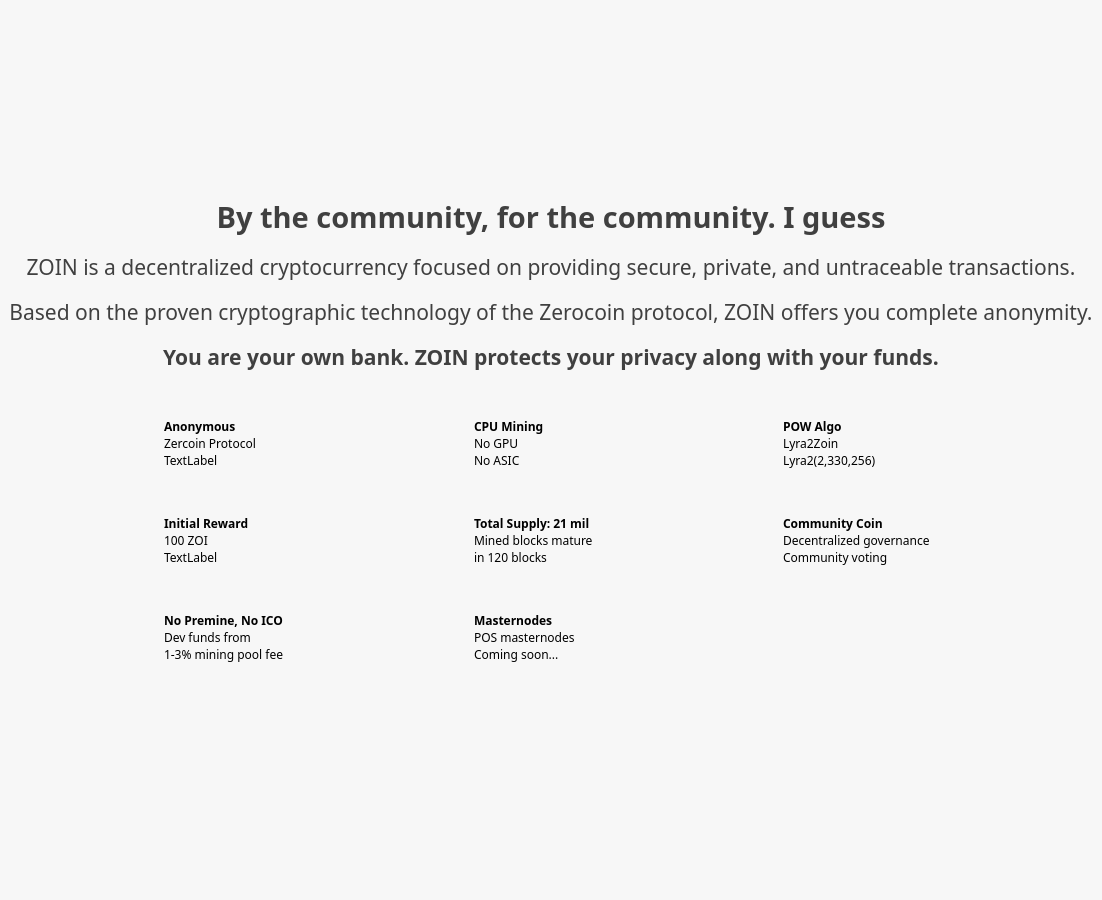
Above: src/qt/forms/learnmorepage.ui from noirofficial/noir before the change. Below: the same form after it.
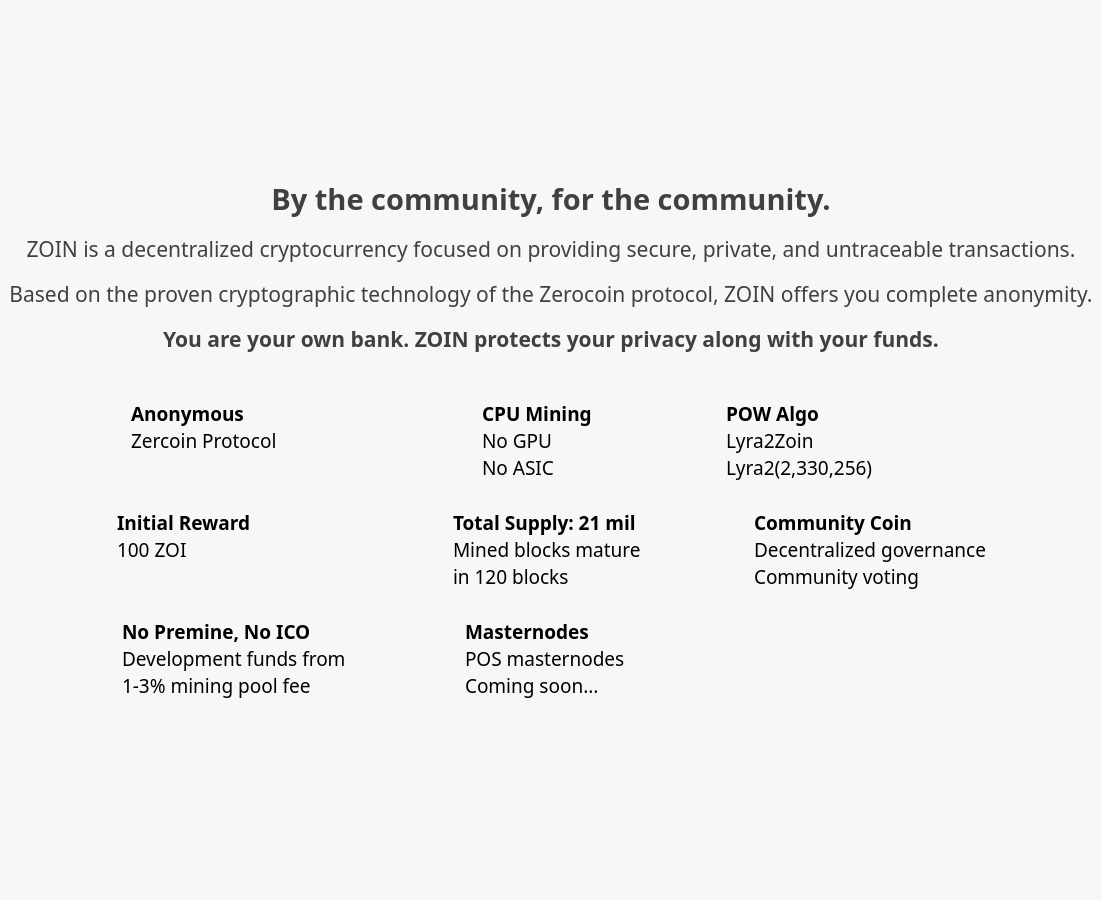
That is the form after the change. Icons and pictures are not drawn.

Diff of the .ui file:
```diff
--- a/src/qt/forms/learnmorepage.ui
+++ b/src/qt/forms/learnmorepage.ui
@@ -408,7 +408,7 @@
 background-color: rgba(255, 255, 255,0);</string>
           </property>
           <property name="text">
-           <string>By the community, for the community. I guess</string>
+           <string>By the community, for the community.</string>
           </property>
           <property name="alignment">
            <set>Qt::AlignCenter</set>
@@ -491,7 +491,7 @@
       <item>
        <layout class="QHBoxLayout" name="horizontalLayout_4">
         <property name="spacing">
-         <number>0</number>
+         <number>5</number>
         </property>
         <property name="leftMargin">
          <number>0</number>
@@ -510,6 +510,12 @@
           <property name="alignment">
            <set>Qt::AlignRight|Qt::AlignTop|Qt::AlignTrailing</set>
           </property>
+          <property name="margin">
+           <number>0</number>
+          </property>
+          <property name="indent">
+           <number>0</number>
+          </property>
          </widget>
         </item>
         <item>
@@ -518,13 +524,14 @@
            <number>0</number>
           </property>
           <property name="bottomMargin">
-           <number>40</number>
+           <number>22</number>
           </property>
           <item>
            <widget class="QLabel" name="label_19">
             <property name="font">
              <font>
               <family>Source Sans Pro</family>
+              <pointsize>14</pointsize>
               <weight>75</weight>
               <bold>true</bold>
              </font>
@@ -542,6 +549,7 @@
             <property name="font">
              <font>
               <family>Source Sans Pro</family>
+              <pointsize>14</pointsize>
              </font>
             </property>
             <property name="text">
@@ -557,10 +565,14 @@
             <property name="font">
              <font>
               <family>Source Sans Pro</family>
+              <pointsize>14</pointsize>
              </font>
             </property>
+            <property name="styleSheet">
+             <string notr="true">color: rgb(0,0,0,0);</string>
+            </property>
             <property name="text">
-             <string>TextLabel</string>
+             <string>Development funds from</string>
             </property>
             <property name="alignment">
              <set>Qt::AlignLeading|Qt::AlignLeft|Qt::AlignTop</set>
@@ -580,6 +592,12 @@
           <property name="alignment">
            <set>Qt::AlignRight|Qt::AlignTop|Qt::AlignTrailing</set>
           </property>
+          <property name="margin">
+           <number>0</number>
+          </property>
+          <property name="indent">
+           <number>0</number>
+          </property>
          </widget>
         </item>
         <item>
@@ -588,23 +606,33 @@
            <number>0</number>
           </property>
           <property name="bottomMargin">
-           <number>40</number>
+           <number>22</number>
           </property>
           <item>
            <widget class="QLabel" name="label_7">
             <property name="font">
              <font>
               <family>Source Sans Pro</family>
+              <pointsize>14</pointsize>
               <weight>75</weight>
               <bold>true</bold>
              </font>
             </property>
+            <property name="lineWidth">
+             <number>1</number>
+            </property>
             <property name="text">
              <string>CPU Mining</string>
             </property>
             <property name="alignment">
              <set>Qt::AlignLeading|Qt::AlignLeft|Qt::AlignTop</set>
             </property>
+            <property name="margin">
+             <number>0</number>
+            </property>
+            <property name="indent">
+             <number>0</number>
+            </property>
            </widget>
           </item>
           <item>
@@ -612,6 +640,7 @@
             <property name="font">
              <font>
               <family>Source Sans Pro</family>
+              <pointsize>14</pointsize>
              </font>
             </property>
             <property name="text">
@@ -627,6 +656,7 @@
             <property name="font">
              <font>
               <family>Source Sans Pro</family>
+              <pointsize>14</pointsize>
              </font>
             </property>
             <property name="text">
@@ -650,6 +680,12 @@
           <property name="alignment">
            <set>Qt::AlignRight|Qt::AlignTop|Qt::AlignTrailing</set>
           </property>
+          <property name="margin">
+           <number>0</number>
+          </property>
+          <property name="indent">
+           <number>0</number>
+          </property>
          </widget>
         </item>
         <item>
@@ -658,13 +694,14 @@
            <number>0</number>
           </property>
           <property name="bottomMargin">
-           <number>40</number>
+           <number>22</number>
           </property>
           <item>
            <widget class="QLabel" name="label_5">
             <property name="font">
              <font>
               <family>Source Sans Pro</family>
+              <pointsize>14</pointsize>
               <weight>75</weight>
               <bold>true</bold>
              </font>
@@ -682,6 +719,7 @@
             <property name="font">
              <font>
               <family>Source Sans Pro</family>
+              <pointsize>14</pointsize>
              </font>
             </property>
             <property name="text">
@@ -697,10 +735,11 @@
             <property name="font">
              <font>
               <family>Source Sans Pro</family>
+              <pointsize>14</pointsize>
              </font>
             </property>
             <property name="text">
-             <string>Lyra2(2,330,256)</string>
+             <string>Lyra2(2,330,256)                    </string>
             </property>
             <property name="alignment">
              <set>Qt::AlignLeading|Qt::AlignLeft|Qt::AlignTop</set>
@@ -721,7 +760,7 @@
       <item>
        <layout class="QHBoxLayout" name="horizontalLayout_5">
         <property name="spacing">
-         <number>0</number>
+         <number>5</number>
         </property>
         <property name="leftMargin">
          <number>0</number>
@@ -740,6 +779,12 @@
           <property name="alignment">
            <set>Qt::AlignRight|Qt::AlignTop|Qt::AlignTrailing</set>
           </property>
+          <property name="margin">
+           <number>0</number>
+          </property>
+          <property name="indent">
+           <number>0</number>
+          </property>
          </widget>
         </item>
         <item>
@@ -748,13 +793,14 @@
            <number>0</number>
           </property>
           <property name="bottomMargin">
-           <number>40</number>
+           <number>22</number>
           </property>
           <item>
            <widget class="QLabel" name="label_23">
             <property name="font">
              <font>
               <family>Source Sans Pro</family>
+              <pointsize>14</pointsize>
               <weight>75</weight>
               <bold>true</bold>
              </font>
@@ -772,6 +818,7 @@
             <property name="font">
              <font>
               <family>Source Sans Pro</family>
+              <pointsize>14</pointsize>
              </font>
             </property>
             <property name="text">
@@ -787,10 +834,14 @@
             <property name="font">
              <font>
               <family>Source Sans Pro</family>
+              <pointsize>14</pointsize>
              </font>
             </property>
+            <property name="styleSheet">
+             <string notr="true">color: rgb(0,0,0,0);</string>
+            </property>
             <property name="text">
-             <string>TextLabel</string>
+             <string>Development funds from</string>
             </property>
             <property name="alignment">
              <set>Qt::AlignLeading|Qt::AlignLeft|Qt::AlignTop</set>
@@ -810,6 +861,12 @@
           <property name="alignment">
            <set>Qt::AlignRight|Qt::AlignTop|Qt::AlignTrailing</set>
           </property>
+          <property name="margin">
+           <number>0</number>
+          </property>
+          <property name="indent">
+           <number>0</number>
+          </property>
          </widget>
         </item>
         <item>
@@ -818,13 +875,14 @@
            <number>0</number>
           </property>
           <property name="bottomMargin">
-           <number>40</number>
+           <number>22</number>
           </property>
           <item>
            <widget class="QLabel" name="label_26">
             <property name="font">
              <font>
               <family>Source Sans Pro</family>
+              <pointsize>14</pointsize>
               <weight>75</weight>
               <bold>true</bold>
              </font>
@@ -842,6 +900,7 @@
             <property name="font">
              <font>
               <family>Source Sans Pro</family>
+              <pointsize>14</pointsize>
              </font>
             </property>
             <property name="text">
@@ -857,6 +916,7 @@
             <property name="font">
              <font>
               <family>Source Sans Pro</family>
+              <pointsize>14</pointsize>
              </font>
             </property>
             <property name="text">
@@ -880,6 +940,12 @@
           <property name="alignment">
            <set>Qt::AlignRight|Qt::AlignTop|Qt::AlignTrailing</set>
           </property>
+          <property name="margin">
+           <number>0</number>
+          </property>
+          <property name="indent">
+           <number>0</number>
+          </property>
          </widget>
         </item>
         <item>
@@ -888,13 +954,14 @@
            <number>0</number>
           </property>
           <property name="bottomMargin">
-           <number>40</number>
+           <number>22</number>
           </property>
           <item>
            <widget class="QLabel" name="label_25">
             <property name="font">
              <font>
               <family>Source Sans Pro</family>
+              <pointsize>14</pointsize>
               <weight>75</weight>
               <bold>true</bold>
              </font>
@@ -912,6 +979,7 @@
             <property name="font">
              <font>
               <family>Source Sans Pro</family>
+              <pointsize>14</pointsize>
              </font>
             </property>
             <property name="text">
@@ -927,6 +995,7 @@
             <property name="font">
              <font>
               <family>Source Sans Pro</family>
+              <pointsize>14</pointsize>
              </font>
             </property>
             <property name="text">
@@ -951,7 +1020,7 @@
       <item>
        <layout class="QHBoxLayout" name="horizontalLayout_7">
         <property name="spacing">
-         <number>0</number>
+         <number>5</number>
         </property>
         <property name="leftMargin">
          <number>0</number>
@@ -970,6 +1039,12 @@
           <property name="alignment">
            <set>Qt::AlignRight|Qt::AlignTop|Qt::AlignTrailing</set>
           </property>
+          <property name="margin">
+           <number>0</number>
+          </property>
+          <property name="indent">
+           <number>0</number>
+          </property>
          </widget>
         </item>
         <item>
@@ -978,13 +1053,14 @@
            <number>0</number>
           </property>
           <property name="bottomMargin">
-           <number>40</number>
+           <number>22</number>
           </property>
           <item>
            <widget class="QLabel" name="label_34">
             <property name="font">
              <font>
               <family>Source Sans Pro</family>
+              <pointsize>14</pointsize>
               <weight>75</weight>
               <bold>true</bold>
              </font>
@@ -999,10 +1075,11 @@
             <property name="font">
              <font>
               <family>Source Sans Pro</family>
+              <pointsize>14</pointsize>
              </font>
             </property>
             <property name="text">
-             <string>Dev funds from</string>
+             <string>Development funds from</string>
             </property>
            </widget>
           </item>
@@ -1011,6 +1088,7 @@
             <property name="font">
              <font>
               <family>Source Sans Pro</family>
+              <pointsize>14</pointsize>
              </font>
             </property>
             <property name="text">
@@ -1031,6 +1109,12 @@
           <property name="alignment">
            <set>Qt::AlignRight|Qt::AlignTop|Qt::AlignTrailing</set>
           </property>
+          <property name="margin">
+           <number>0</number>
+          </property>
+          <property name="indent">
+           <number>0</number>
+          </property>
          </widget>
         </item>
         <item>
@@ -1039,13 +1123,14 @@
            <number>0</number>
           </property>
           <property name="bottomMargin">
-           <number>40</number>
+           <number>22</number>
           </property>
           <item>
            <widget class="QLabel" name="label_33">
             <property name="font">
              <font>
               <family>Source Sans Pro</family>
+              <pointsize>14</pointsize>
               <weight>75</weight>
               <bold>true</bold>
              </font>
@@ -1060,10 +1145,11 @@
             <property name="font">
              <font>
               <family>Source Sans Pro</family>
+              <pointsize>14</pointsize>
              </font>
             </property>
             <property name="text">
-             <string>POS masternodes</string>
+             <string>POS masternodes </string>
             </property>
            </widget>
           </item>
@@ -1072,6 +1158,7 @@
             <property name="font">
              <font>
               <family>Source Sans Pro</family>
+              <pointsize>14</pointsize>
              </font>
             </property>
             <property name="text">
@@ -1090,8 +1177,18 @@
         </item>
         <item>
          <widget class="QLabel" name="label_30">
+          <property name="font">
+           <font>
+            <family>Source Sans Pro</family>
+            <pointsize>14</pointsize>
+           </font>
+          </property>
+          <property name="styleSheet">
+           <string notr="true">color: rgb(0,0,0,0);
+</string>
+          </property>
           <property name="text">
-           <string/>
+           <string>Decentralized governance</string>
           </property>
          </widget>
         </item>
```
